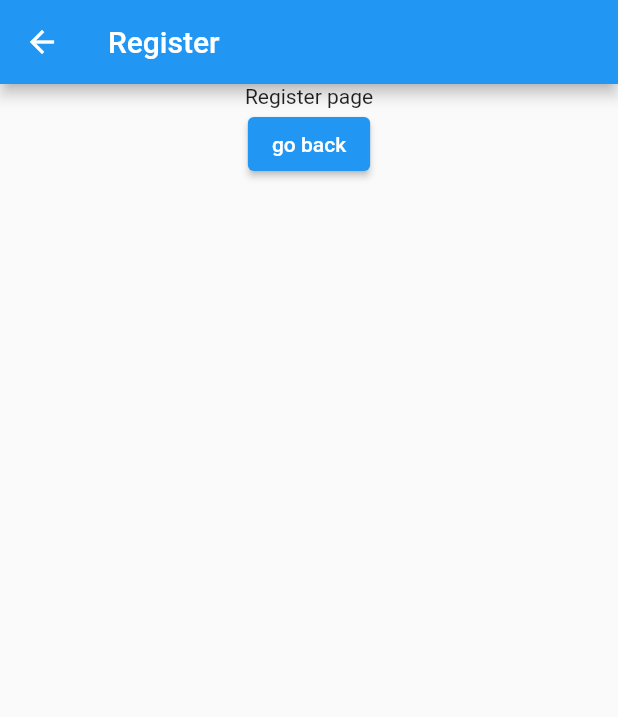
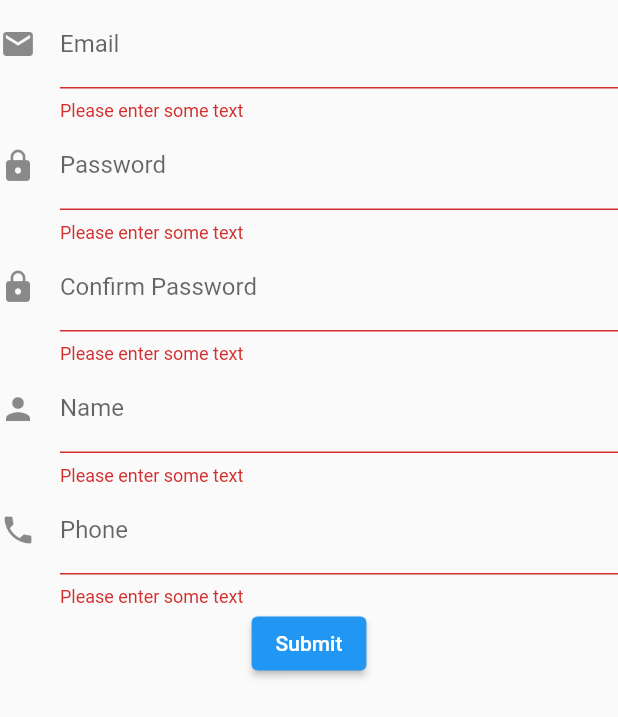
Before and after one commit to Truefes/RyokApp, a Flutter app: the RegisterWidget screen opened by its route, on a phone screen of 412 x 824 dp. Shown: the top 717 px of the screen. Run offline on Flutter 3.47's test engine with Material 2 defaults, Android fonts, the light colour scheme and no system bars.

Commit message:
RegisterWidget.dart updated with textfields validation

```diff
--- a/lib/widgets/RegisterWidget.dart
+++ b/lib/widgets/RegisterWidget.dart
@@ -1,6 +1,8 @@
+import 'dart:developer';
+
 import 'package:flutter/material.dart';
 
-class RegisterWidget extends StatelessWidget {
+class RegisterWidget extends StatefulWidget {
   final String? title;
   final VoidCallback? onPressed;
   final Widget? child;
@@ -11,16 +13,110 @@ class RegisterWidget extends StatelessWidget {
       : super(key: key);
 
   @override
+  _RegisterFormState createState() => _RegisterFormState();
+}
+
+class _RegisterFormState extends State<RegisterWidget> {
+  final _formKey = GlobalKey<FormState>();
+
+  @override
   Widget build(BuildContext context) {
     return Scaffold(
-      appBar: AppBar(
-        title: Text(title ?? 'Register'),
-      ),
-      body: Center(
-        child: Column(children: [
-          Text("Register page"),
-          ElevatedButton(onPressed: onPressed, child: Text('go back'))
-        ]),
+      body: SafeArea(
+        child: Form(
+            key: _formKey,
+            autovalidateMode: AutovalidateMode.always,//automatic validation
+            child: Expanded(
+              child: Column(children: <Widget>[
+                TextFormField(
+                  validator: (value) {
+                    //email regex validation
+                    //bool emailValid = RegExp( r"^[a-zA-Z0-9.a-zA-Z0-9.!#$%&'*+-/=?^_`{|}~]+@[a-zA-Z0-9]+\.[a-zA-Z]+").hasMatch(value ?? '');
+                    if ((value == null || value.isEmpty)) {
+                      //value can be null or empty
+                      return 'Please enter some text';
+                    }
+                    return null;
+                  },
+                  decoration: InputDecoration(
+                    labelText: 'Email',
+                    hintText: 'Enter your email',
+                    icon: Icon(Icons.email),
+                  ),
+                ),
+                TextFormField(
+                  validator: (value) {
+                    if (value == null || value.isEmpty) {
+                      //value can be null or empty
+                      return 'Please enter some text';
+                    }
+                    return null;
+                  },
+                  decoration: InputDecoration(
+                    labelText: 'Password',
+                    hintText: 'Enter your password',
+                    icon: Icon(Icons.lock),
+                  ),
+                ),
+                TextFormField(
+                  validator: (value) {
+                    if (value == null || value.isEmpty) {
+                      //value can be null or empty
+                      return 'Please enter some text';
+                    }
+                    return null;
+                  },
+                  decoration: InputDecoration(
+                    labelText: 'Confirm Password',
+                    hintText: 'Enter your password',
+                    icon: Icon(Icons.lock),
+                  ),
+                ),
+                TextFormField(
+                  validator: (value) {
+                    if (value == null || value.isEmpty) {
+                      //value can be null or empty
+                      return 'Please enter some text';
+                    }
+                    return null;
+                  },
+                  decoration: InputDecoration(
+                    labelText: 'Name',
+                    hintText: 'Enter your name',
+                    icon: Icon(Icons.person),
+                  ),
+                ),
+                TextFormField(
+                  validator: (value) {
+                    if (value == null || value.isEmpty) {
+                      //value can be null or empty
+                      return 'Please enter some text';
+                    }
+                    return null;
+                  },
+                  decoration: InputDecoration(
+                    labelText: 'Phone',
+                    hintText: 'Enter your phone',
+                    icon: Icon(Icons.phone),
+                  ),
+                ),
+                //send form
+                ElevatedButton(
+                  onPressed: () {
+                    // Validate returns true if the form is valid, or false otherwise.
+                    if (_formKey.currentState!.validate()) {
+                      // If the form is valid, display a snackbar. In the real world,
+                      // you'd often call a server or save the information in a database.
+                      ScaffoldMessenger.of(context).showSnackBar(
+                        const SnackBar(content: Text('Processing Data')),
+
+                      );
+                    }
+                  },
+                  child: const Text('Submit'),
+                ),
+              ]),
+            )),
       ),
     );
   }
```
